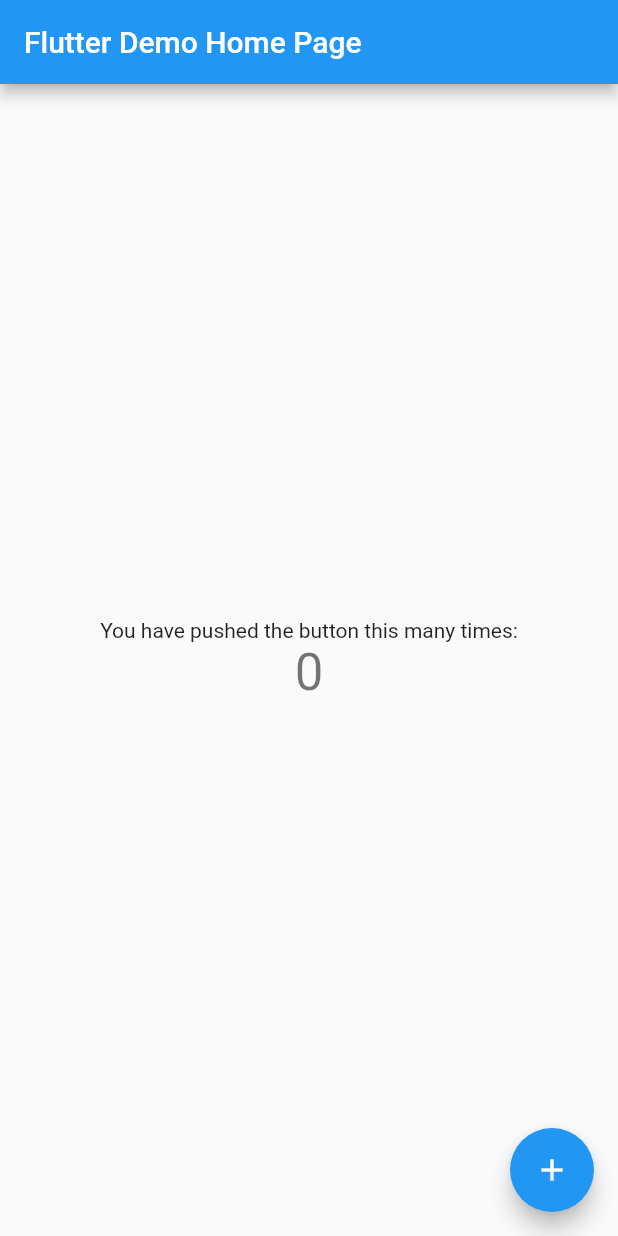
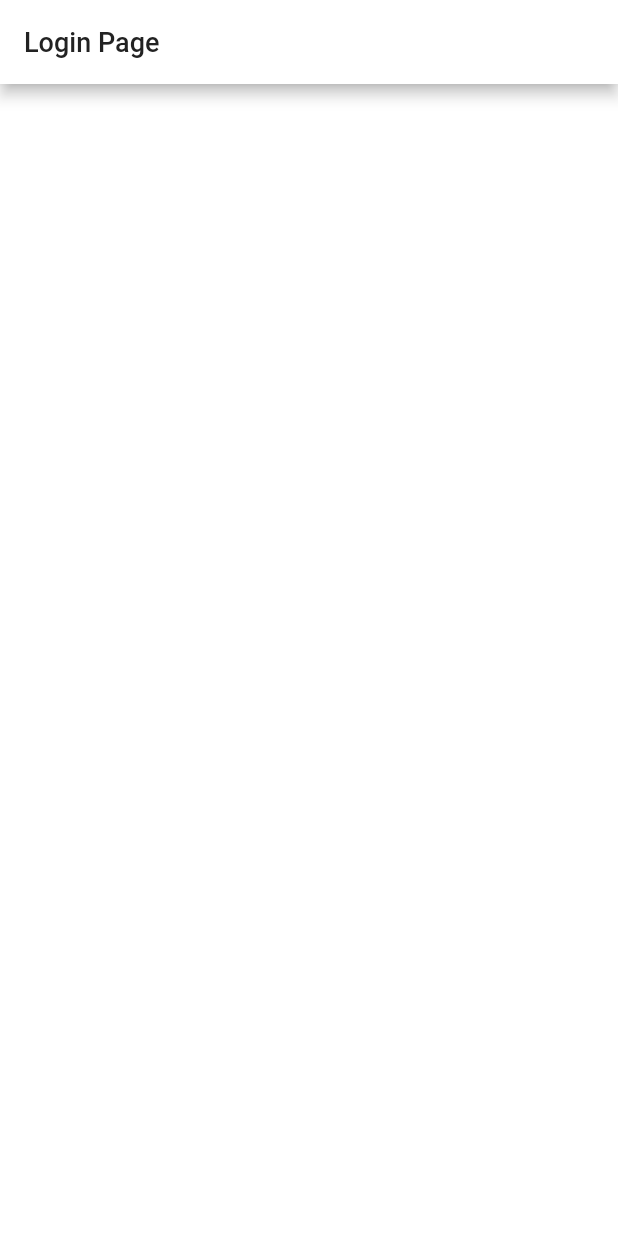
Before and after one commit to William-Santos-Dantas/flutter_auth_firebase, a Flutter app: the screen it shows after launch, on a phone screen of 412 x 824 dp. Run offline on Flutter 3.47's test engine with Material 2 defaults, Android fonts, the light colour scheme and no system bars; our stand-ins replace get.

Commit message:
config getx

```diff
--- /dev/null
+++ b/lib/application/auth/auth_service.dart
@@ -0,0 +1,5 @@
+import 'package:get/get.dart';
+
+class AuthService extends GetxService {
+  void init() {}
+}
--- /dev/null
+++ b/lib/application/bindings/application_bindings.dart
@@ -0,0 +1,6 @@
+import 'package:get/get.dart';
+
+class ApplicationBindings implements Bindings {
+  @override
+  void dependencies() {}
+}
--- /dev/null
+++ b/lib/application/modules/module.dart
@@ -0,0 +1,5 @@
+import 'package:get/get_navigation/src/routes/get_route.dart';
+
+abstract class Module {
+  abstract List<GetPage> routers;
+}
--- /dev/null
+++ b/lib/application/routes/routes.dart
@@ -0,0 +1,8 @@
+import 'package:get/get_navigation/src/routes/get_route.dart';
+
+import '../../modules/login/login_module.dart';
+class Routes {
+  static List<GetPage<dynamic>> routes = [
+    ...LoginModule().routers,
+  ];
+}
--- /dev/null
+++ b/lib/application/ui/Application_ui_config.dart
@@ -0,0 +1,19 @@
+import 'package:flutter/material.dart';
+
+class ApplicationUiConfig {
+  ApplicationUiConfig._();
+  static String get title => 'Auth Firebase';
+  static ThemeData get theme => ThemeData(
+        fontFamily: 'Metropolis',
+        scaffoldBackgroundColor: Colors.white,
+        appBarTheme: const AppBarTheme(
+          backgroundColor: Colors.white,
+          iconTheme: IconThemeData(color: Colors.black),
+          titleTextStyle: TextStyle(
+            color: Color(0xff222222),
+            fontSize: 18,
+            fontWeight: FontWeight.w500,
+          ),
+        ),
+      );
+}
--- a/lib/main.dart
+++ b/lib/main.dart
@@ -1,115 +1,24 @@
 import 'package:flutter/material.dart';
+import 'package:get/get_navigation/src/root/get_material_app.dart';
+import 'application/bindings/application_bindings.dart';
+import 'application/routes/routes.dart';
+import 'application/ui/Application_ui_config.dart';
 
-void main() {
+Future<void> main() async {
+  WidgetsFlutterBinding.ensureInitialized();
   runApp(const MyApp());
 }
 
 class MyApp extends StatelessWidget {
   const MyApp({Key? key}) : super(key: key);
 
-  // This widget is the root of your application.
   @override
   Widget build(BuildContext context) {
-    return MaterialApp(
-      title: 'Flutter Demo',
-      theme: ThemeData(
-        // This is the theme of your application.
-        //
-        // Try running your application with "flutter run". You'll see the
-        // application has a blue toolbar. Then, without quitting the app, try
-        // changing the primarySwatch below to Colors.green and then invoke
-        // "hot reload" (press "r" in the console where you ran "flutter run",
-        // or simply save your changes to "hot reload" in a Flutter IDE).
-        // Notice that the counter didn't reset back to zero; the application
-        // is not restarted.
-        primarySwatch: Colors.blue,
-      ),
-      home: const MyHomePage(title: 'Flutter Demo Home Page'),
+    return GetMaterialApp(
+      initialBinding: ApplicationBindings(),
+      getPages: Routes.routes,
+      title: ApplicationUiConfig.title,
+      theme: ApplicationUiConfig.theme,
     );
   }
 }
-
-class MyHomePage extends StatefulWidget {
-  const MyHomePage({Key? key, required this.title}) : super(key: key);
-
-  // This widget is the home page of your application. It is stateful, meaning
-  // that it has a State object (defined below) that contains fields that affect
-  // how it looks.
-
-  // This class is the configuration for the state. It holds the values (in this
-  // case the title) provided by the parent (in this case the App widget) and
-  // used by the build method of the State. Fields in a Widget subclass are
-  // always marked "final".
-
-  final String title;
-
-  @override
-  State<MyHomePage> createState() => _MyHomePageState();
-}
-
-class _MyHomePageState extends State<MyHomePage> {
-  int _counter = 0;
-
-  void _incrementCounter() {
-    setState(() {
-      // This call to setState tells the Flutter framework that something has
-      // changed in this State, which causes it to rerun the build method below
-      // so that the display can reflect the updated values. If we changed
-      // _counter without calling setState(), then the build method would not be
-      // called again, and so nothing would appear to happen.
-      _counter++;
-    });
-  }
-
-  @override
-  Widget build(BuildContext context) {
-    // This method is rerun every time setState is called, for instance as done
-    // by the _incrementCounter method above.
-    //
-    // The Flutter framework has been optimized to make rerunning build methods
-    // fast, so that you can just rebuild anything that needs updating rather
-    // than having to individually change instances of widgets.
-    return Scaffold(
-      appBar: AppBar(
-        // Here we take the value from the MyHomePage object that was created by
-        // the App.build method, and use it to set our appbar title.
-        title: Text(widget.title),
-      ),
-      body: Center(
-        // Center is a layout widget. It takes a single child and positions it
-        // in the middle of the parent.
-        child: Column(
-          // Column is also a layout widget. It takes a list of children and
-          // arranges them vertically. By default, it sizes itself to fit its
-          // children horizontally, and tries to be as tall as its parent.
-          //
-          // Invoke "debug painting" (press "p" in the console, choose the
-          // "Toggle Debug Paint" action from the Flutter Inspector in Android
-          // Studio, or the "Toggle Debug Paint" command in Visual Studio Code)
-          // to see the wireframe for each widget.
-          //
-          // Column has various properties to control how it sizes itself and
-          // how it positions its children. Here we use mainAxisAlignment to
-          // center the children vertically; the main axis here is the vertical
-          // axis because Columns are vertical (the cross axis would be
-          // horizontal).
-          mainAxisAlignment: MainAxisAlignment.center,
-          children: <Widget>[
-            const Text(
-              'You have pushed the button this many times:',
-            ),
-            Text(
-              '$_counter',
-              style: Theme.of(context).textTheme.headline4,
-            ),
-          ],
-        ),
-      ),
-      floatingActionButton: FloatingActionButton(
-        onPressed: _incrementCounter,
-        tooltip: 'Increment',
-        child: const Icon(Icons.add),
-      ), // This trailing comma makes auto-formatting nicer for build methods.
-    );
-  }
-}
--- /dev/null
+++ b/lib/modules/login/login_controller.dart
@@ -0,0 +1,5 @@
+import 'package:get/get.dart';
+
+class LoginController extends GetxController {
+  String title = 'Login Page';
+}
--- /dev/null
+++ b/lib/modules/login/login_module.dart
@@ -0,0 +1,16 @@
+import 'package:get/get_navigation/src/routes/get_route.dart';
+
+import '../../application/modules/module.dart';
+import 'login_bindings.dart';
+import 'login_page.dart';
+
+class LoginModule implements Module {
+  @override
+  List<GetPage> routers = [
+    GetPage(
+      name: '/',
+      page: () => const LoginPage(),
+      binding: LoginBindings(),
+    ),
+  ];
+}
--- /dev/null
+++ b/lib/modules/login/login_page.dart
@@ -0,0 +1,17 @@
+import 'package:flutter/material.dart';
+import 'package:get/get.dart';
+import 'login_controller.dart';
+
+class LoginPage extends GetView<LoginController> {
+  const LoginPage({Key? key}) : super(key: key);
+
+  @override
+  Widget build(BuildContext context) {
+    return Scaffold(
+      appBar: AppBar(
+        title: Text(controller.title),
+      ),
+      body: Container(),
+    );
+  }
+}
--- a/pubspec.yaml
+++ b/pubspec.yaml
@@ -34,6 +34,7 @@
   # The following adds the Cupertino Icons font to your application.
   # Use with the CupertinoIcons class for iOS style icons.
   cupertino_icons: ^1.0.2
+  get: ^4.6.1
 
 dev_dependencies:
   flutter_test:
```
Also changed, not shown: lib/application/rest_client/rest_client.dart (added, +10 -0 lines), lib/application/ui/loader/loader_mixin.dart (added, +17 -0 lines), lib/application/ui/messages/messages_mixin.dart (added, +51 -0 lines), lib/modules/login/login_bindings.dart (added, +10 -0 lines), pubspec.lock.
